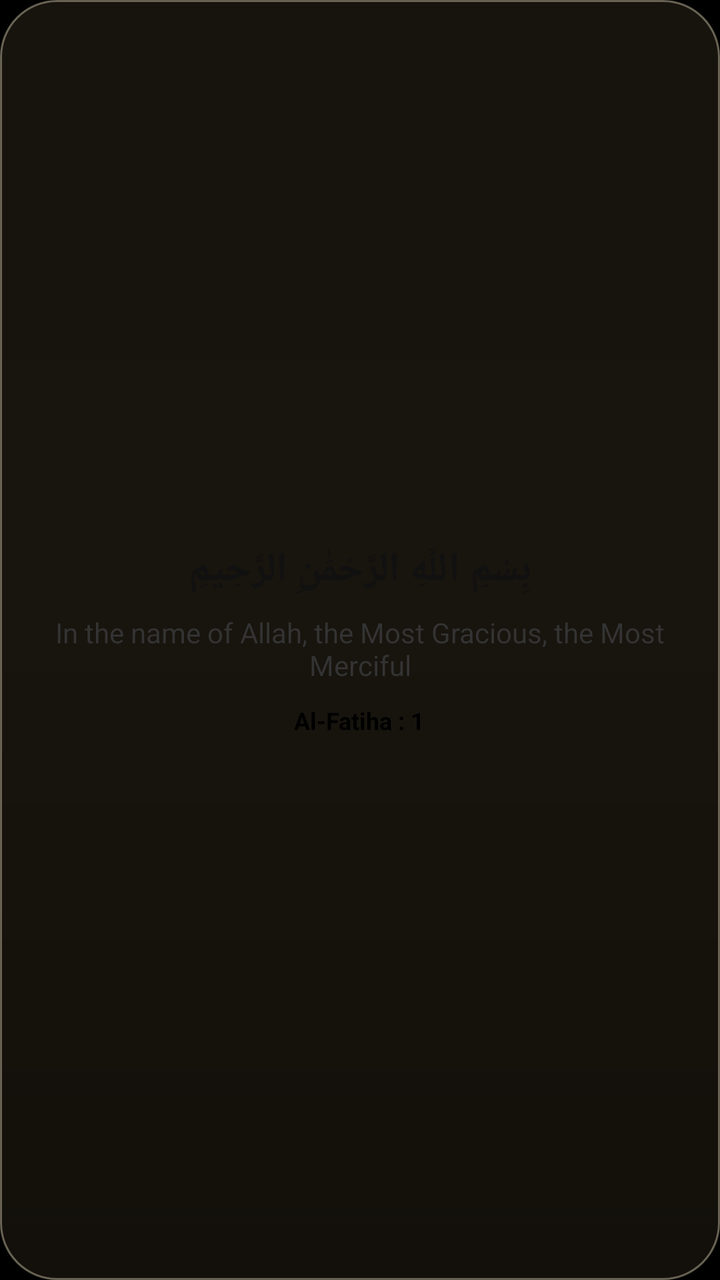
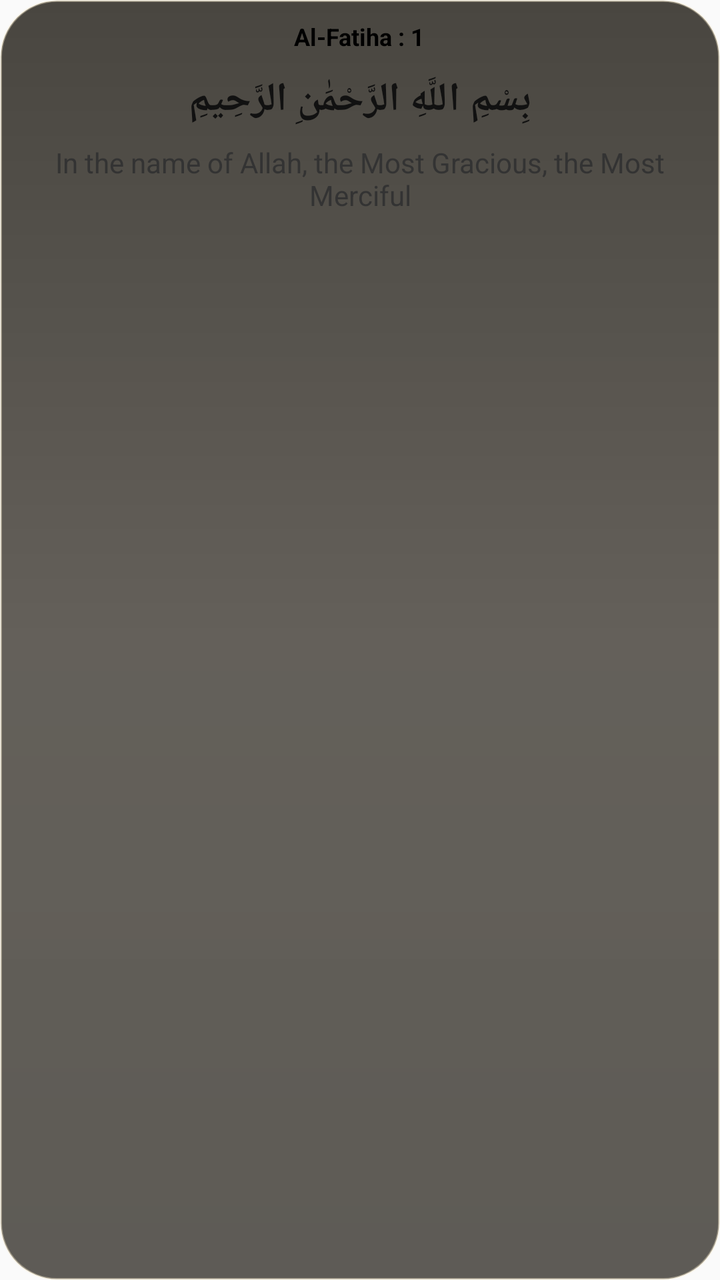

An Android layout rendered at two revisions. The XML below is the earlier revision; the diff shows what the commit changed to produce the second picture.
<!-- AndroidManifest.xml: application theme AppTheme -->
<!-- res/layout/ayah_widget.xml -->
<?xml version="1.0" encoding="utf-8"?>
<LinearLayout xmlns:android="http://schemas.android.com/apk/res/android"
    android:id="@+id/widget_container"
    android:layout_width="match_parent"
    android:layout_height="match_parent"
    android:background="@drawable/widget_bg"
    android:gravity="center"
    android:orientation="vertical"
    android:padding="10dp">

    <TextView
        android:id="@+id/widget_arabic"
        android:layout_width="match_parent"
        android:layout_height="wrap_content"
        android:ellipsize="end"
        android:gravity="center"
        android:maxLines="3"
        android:text="بِسْمِ اللَّهِ الرَّحْمَٰنِ الرَّحِيمِ"
        android:textColor="#111111"
        android:textSize="20sp"
        android:textStyle="bold" />

    <TextView
        android:id="@+id/widget_translation"
        android:layout_width="match_parent"
        android:layout_height="wrap_content"
        android:layout_marginTop="8dp"
        android:ellipsize="end"
        android:gravity="center"
        android:maxLines="4"
        android:text="In the name of Allah, the Most Gracious, the Most Merciful"
        android:textColor="#333333"
        android:textSize="14sp" />

    <TextView
        android:id="@+id/widget_surah"
        android:layout_width="wrap_content"
        android:layout_height="wrap_content"
        android:layout_marginTop="10dp"
        android:text="Al-Fatiha : 1"
        android:textColor="#000000"
        android:textSize="12sp"
        android:textStyle="bold" />

</LinearLayout>
<!-- resources referenced by this layout -->
<resources>
  <!-- drawable widget_bg (drawable) -->
  <?xml version="1.0" encoding="utf-8"?>
  <shape xmlns:android="http://schemas.android.com/apk/res/android"
      android:shape="rectangle">
      <gradient
          android:angle="270"
          android:startColor="#CC1D1912"
          android:centerColor="#B2221D14"
          android:endColor="#B31B170F" />
      <corners android:radius="28dp" />
      <stroke
          android:width="1dp"
          android:color="#66F5E8C8" />
      <padding
          android:left="1dp"
          android:top="1dp"
          android:right="1dp"
          android:bottom="1dp" />
  </shape>
  <style name="AppTheme" parent="Theme.AppCompat.DayNight.NoActionBar">
      <item name="android:enforceNavigationBarContrast" tools:targetApi="29">true</item>
      <item name="android:editTextBackground">@drawable/rn_edit_text_material</item>
      <item name="colorPrimary">@color/colorPrimary</item>
      <item name="android:windowBackground">#000000</item>
      <item name="android:colorBackground">#000000</item>
      <item name="android:statusBarColor">#000000</item>
      <item name="android:navigationBarColor">#000000</item>
    </style>
  <!-- drawable rn_edit_text_material (drawable) -->
  <?xml version="1.0" encoding="utf-8"?>
  <inset xmlns:android="http://schemas.android.com/apk/res/android"
         android:insetLeft="@dimen/abc_edit_text_inset_horizontal_material"
         android:insetRight="@dimen/abc_edit_text_inset_horizontal_material"
         android:insetTop="@dimen/abc_edit_text_inset_top_material"
         android:insetBottom="@dimen/abc_edit_text_inset_bottom_material"
         >
  
      <selector>
          
          <item android:state_enabled="false" android:drawable="@drawable/abc_textfield_default_mtrl_alpha"/>
          <item android:drawable="@drawable/abc_textfield_activated_mtrl_alpha"/>
      </selector>
  
  </inset>
  <color name="colorPrimary">#023c69</color>
</resources>

<!-- the commit's change to res/layout/ayah_widget.xml (unified diff, before → after) -->
@@ -4,9 +4,19 @@
     android:layout_width="match_parent"
     android:layout_height="match_parent"
     android:background="@drawable/widget_bg"
-    android:gravity="center"
+    android:gravity="top|center_horizontal"
     android:orientation="vertical"
     android:padding="10dp">
+
+    <TextView
+        android:id="@+id/widget_surah"
+        android:layout_width="wrap_content"
+        android:layout_height="wrap_content"
+        android:layout_marginBottom="6dp"
+        android:text="Al-Fatiha : 1"
+        android:textColor="#000000"
+        android:textSize="12sp"
+        android:textStyle="bold" />
 
     <TextView
         android:id="@+id/widget_arabic"
@@ -14,6 +24,9 @@
         android:layout_height="wrap_content"
         android:ellipsize="end"
         android:gravity="center"
+        android:includeFontPadding="true"
+        android:lineSpacingMultiplier="1.35"
+        android:paddingTop="4dp"
         android:maxLines="3"
         android:text="بِسْمِ اللَّهِ الرَّحْمَٰنِ الرَّحِيمِ"
         android:textColor="#111111"
@@ -32,14 +45,5 @@
         android:textColor="#333333"
         android:textSize="14sp" />
 
-    <TextView
-        android:id="@+id/widget_surah"
-        android:layout_width="wrap_content"
-        android:layout_height="wrap_content"
-        android:layout_marginTop="10dp"
-        android:text="Al-Fatiha : 1"
-        android:textColor="#000000"
-        android:textSize="12sp"
-        android:textStyle="bold" />
 
 </LinearLayout>
<!-- resource entries referenced after the edit -->
@@ -20,13 +20,10 @@
           android:bottom="1dp" />
   </shape>
   <style name="AppTheme" parent="Theme.AppCompat.DayNight.NoActionBar">
-      <item name="android:enforceNavigationBarContrast" tools:targetApi="29">true</item>
       <item name="android:editTextBackground">@drawable/rn_edit_text_material</item>
       <item name="colorPrimary">@color/colorPrimary</item>
-      <item name="android:windowBackground">#000000</item>
-      <item name="android:colorBackground">#000000</item>
-      <item name="android:statusBarColor">#000000</item>
-      <item name="android:navigationBarColor">#000000</item>
+      <item name="android:statusBarColor">@android:color/transparent</item>
+      <item name="android:navigationBarColor">@android:color/transparent</item>
     </style>
   <!-- drawable rn_edit_text_material (drawable) -->
   <?xml version="1.0" encoding="utf-8"?>
